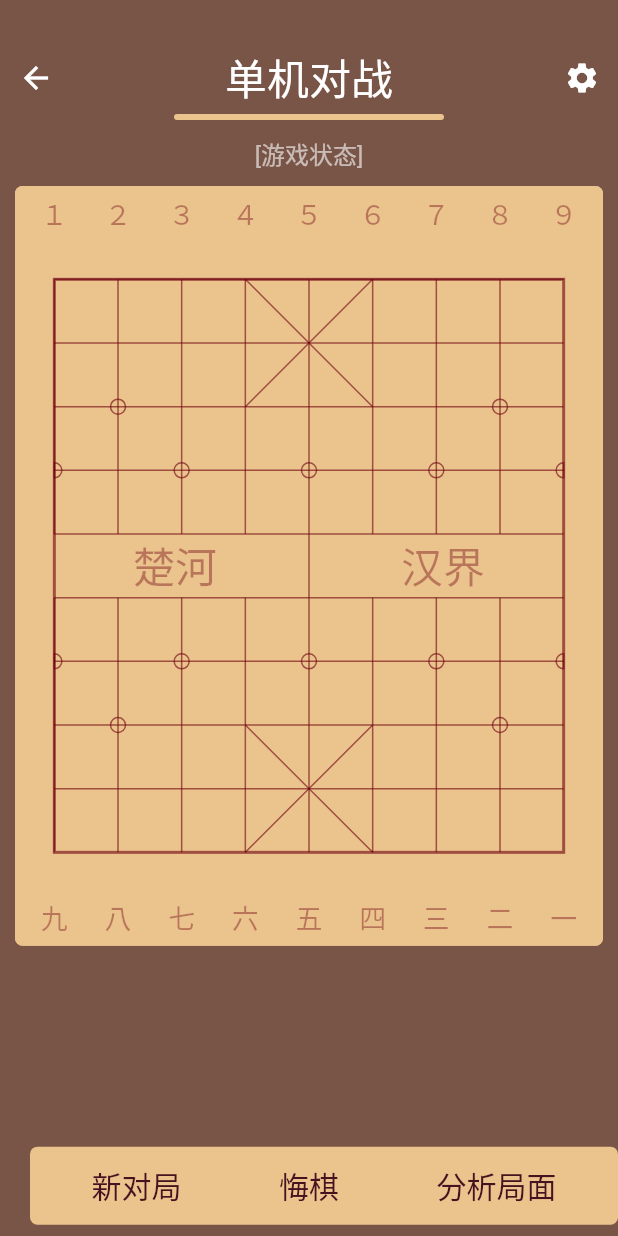
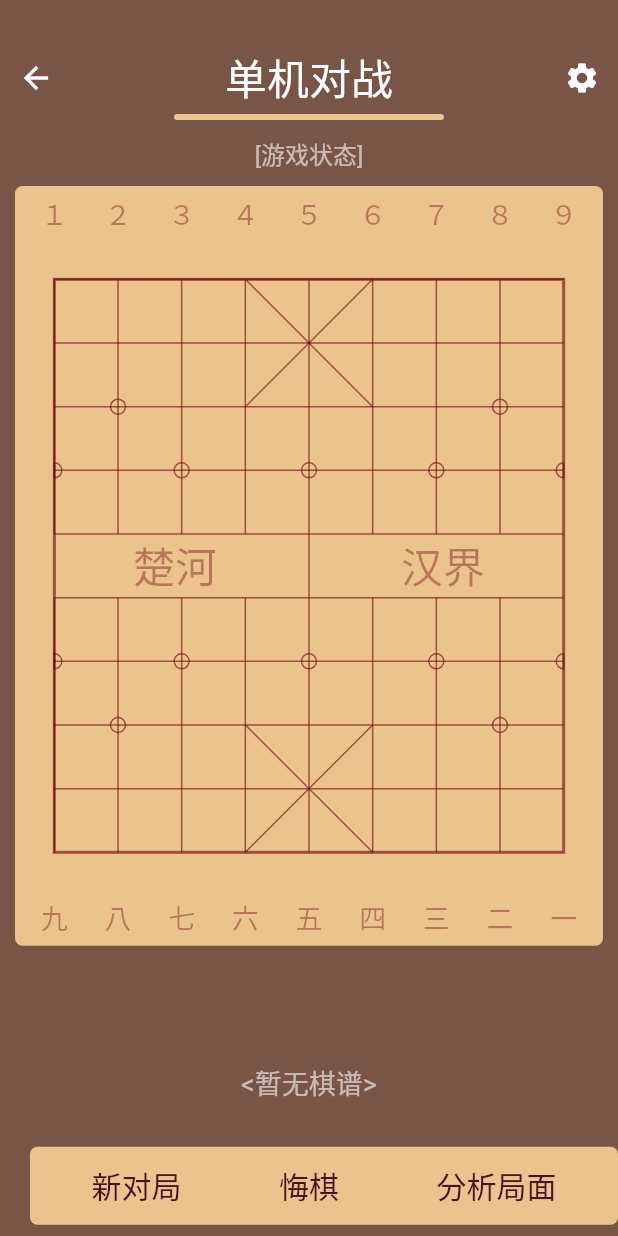
Before and after one commit to mutoe/chessroad, a Flutter app: the screen it shows after launch, after a tap on "挑战云主机", on a phone screen of 412 x 824 dp. Run offline on Flutter 3.47's test engine with Material 2 defaults, Android fonts, the light colour scheme and no system bars; Roboto replaces fonts that are missing (QiTi); statements that could not run were skipped.

Commit message:
feat: support responsive design

```diff
--- a/lib/main.dart
+++ b/lib/main.dart
@@ -1,9 +1,26 @@
+import 'dart:io';
+
 import 'package:chessroad/routes/battle-page.dart';
 import 'package:chessroad/routes/main-menu.dart';
 import 'package:flutter/material.dart';
+import 'package:flutter/services.dart';
 
 void main() {
   runApp(ChessRoadApp());
+
+  // allow vertical screen only
+  SystemChrome.setPreferredOrientations([
+    DeviceOrientation.portraitUp,
+    DeviceOrientation.portraitDown,
+  ]);
+
+  // hidden system status bar
+  if (Platform.isAndroid) {
+    SystemChrome.setSystemUIOverlayStyle(
+      SystemUiOverlayStyle(statusBarColor: Colors.transparent),
+    );
+  }
+  SystemChrome.setEnabledSystemUIOverlays([]);
 }
 
 class ChessRoadApp extends StatelessWidget {
--- a/lib/routes/battle-page.dart
+++ b/lib/routes/battle-page.dart
@@ -1,3 +1,5 @@
+import 'dart:math';
+
 import 'package:chessroad/board/board-widget.dart';
 import 'package:chessroad/chess/chess-base.dart';
 import 'package:chessroad/common/color-constants.dart';
@@ -6,8 +8,8 @@ import 'package:chessroad/main.dart';
 import 'package:flutter/material.dart';
 
 class BattlePage extends StatefulWidget {
-  static const BoardMarginVertical = 10.0;
-  static const BoardMarginHorizontal = 10.0;
+  static double borderMargin = 10.0;
+  static double screenPaddingHorizontal = 10.0;
 
   @override
   _BattlePageState createState() => _BattlePageState();
@@ -18,6 +20,18 @@ class _BattlePageState extends State<BattlePage> {
   void initState() {
     super.initState();
     Battle.shared.init();
+  }
+
+  void calcScreenPaddingHorizontal() {
+    final windowSize = MediaQuery.of(context).size;
+    double height = windowSize.height;
+    double width = windowSize.width;
+
+    if (height / width < 16.0 / 9.0) {
+      width = height * 9 / 16;
+      BattlePage.screenPaddingHorizontal =
+          max(10, (windowSize.width - width) / 2 - BattlePage.borderMargin);
+    }
   }
 
   Widget createPageHeader() {
@@ -36,7 +50,7 @@ class _BattlePageState extends State<BattlePage> {
                 Icons.arrow_back,
                 color: ColorConstants.DarkTextPrimary,
               ),
-              onPressed: () {},
+              onPressed: () => Navigator.of(context).pop(),
             ),
             Expanded(child: SizedBox()),
             Text(
@@ -68,19 +82,14 @@ class _BattlePageState extends State<BattlePage> {
   }
 
   Widget createBoard() {
-    final windowSize = MediaQuery.of(context).size;
-
     return Container(
       margin: EdgeInsets.symmetric(
-        horizontal: BattlePage.BoardMarginHorizontal,
-        vertical: BattlePage.BoardMarginVertical,
-      ),
-      decoration: BoxDecoration(
-        borderRadius: BorderRadius.circular(5),
-        color: ColorConstants.BoardBackground,
+        horizontal: BattlePage.screenPaddingHorizontal,
+        vertical: BattlePage.borderMargin,
       ),
       child: BoardWidget(
-        width: windowSize.width - BattlePage.BoardMarginHorizontal * 2,
+        width: MediaQuery.of(context).size.width -
+            BattlePage.screenPaddingHorizontal * 2,
         onBoardTap: onBoardTap,
       ),
     );
@@ -95,7 +104,7 @@ class _BattlePageState extends State<BattlePage> {
         color: ColorConstants.BoardBackground,
       ),
       margin:
-          EdgeInsets.symmetric(horizontal: BattlePage.BoardMarginHorizontal),
+          EdgeInsets.symmetric(horizontal: BattlePage.screenPaddingHorizontal),
       padding: EdgeInsets.symmetric(vertical: 2),
       child: Row(children: [
         Expanded(child: SizedBox()),
@@ -116,6 +125,17 @@ class _BattlePageState extends State<BattlePage> {
         Expanded(child: SizedBox()),
       ]),
     );
+  }
+
+  Widget buildFooter() {
+    final size = MediaQuery.of(context).size;
+    final manualText = '<暂无棋谱>';
+
+    if (size.height / size.width > 16 / 9) {
+      return buildManualPanel(manualText);
+    } else {
+      return buildExpandableManualPanel(manualText);
+    }
   }
 
   onBoardTap(BuildContext context, int position) {
@@ -141,9 +161,12 @@ class _BattlePageState extends State<BattlePage> {
 
   @override
   Widget build(BuildContext context) {
+    calcScreenPaddingHorizontal();
+
     final header = createPageHeader();
     final board = createBoard();
     final operatorBar = createOperatorBar();
+    final footer = buildFooter();
 
     return Scaffold(
       backgroundColor: ColorConstants.DarkBackground,
@@ -151,7 +174,51 @@ class _BattlePageState extends State<BattlePage> {
         header,
         board,
         operatorBar,
+        footer,
       ]),
     );
   }
+
+  Widget buildManualPanel(String text) {
+    final manualStyle = TextStyle(
+      fontSize: 18,
+      color: ColorConstants.DarkTextSecondary,
+      height: 1.5,
+    );
+
+    return Expanded(
+      child: Container(
+        margin: EdgeInsets.symmetric(vertical: 16),
+        child: SingleChildScrollView(
+          child: Text(text, style: manualStyle),
+        ),
+      ),
+    );
+  }
+
+  Widget buildExpandableManualPanel(String text) {
+    final manualStyle = TextStyle(
+      fontSize: 18,
+      height: 1.5,
+    );
+
+    return Expanded(
+        child: IconButton(
+      icon: Icon(Icons.expand_less, color: ColorConstants.DarkTextPrimary),
+      onPressed: () => showDialog(
+        context: context,
+        barrierDismissible: false,
+        builder: (context) => AlertDialog(
+          title: Text('棋谱', style: TextStyle(color: ColorConstants.Primary)),
+          content: SingleChildScrollView(child: Text(text, style: manualStyle)),
+          actions: [
+            FlatButton(
+              child: Text('好的'),
+              onPressed: () => Navigator.of(context).pop(),
+            ),
+          ],
+        ),
+      ),
+    ));
+  }
 }
```
